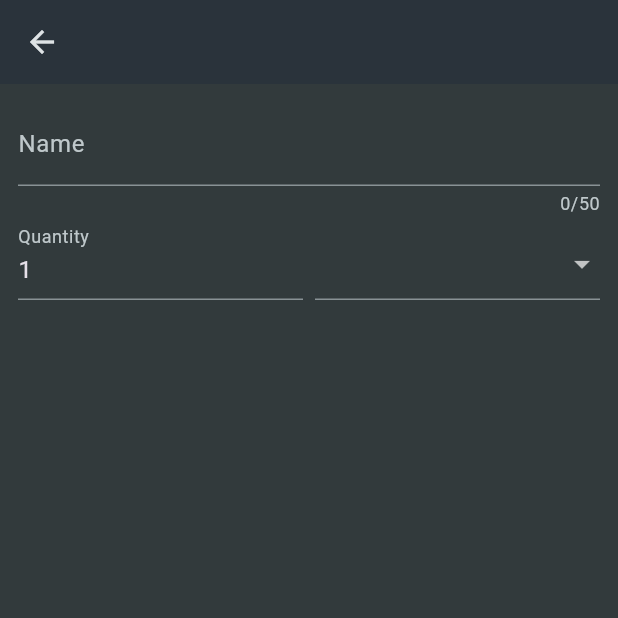
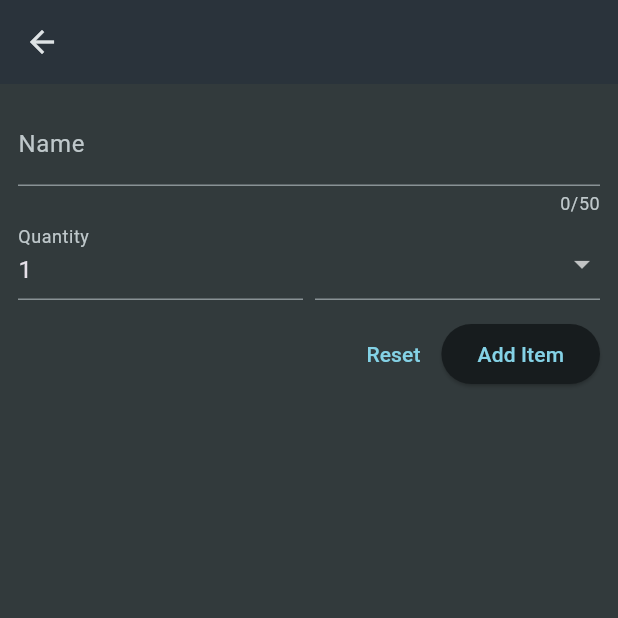
Before and after one commit to evanz1215/flutter_shopping_list, a Flutter app: the NewItem screen opened directly, on a phone screen of 412 x 824 dp, the top half of it. Run offline on Flutter 3.47's test engine with Material 3 defaults, Android fonts, the phone set to English and light mode, and no system bars.

Commit message:
表單加上驗證規則

```diff
--- a/lib/widgets/new_item.dart
+++ b/lib/widgets/new_item.dart
@@ -26,8 +26,11 @@ class _NewItemState extends State<NewItem> {
                   label: Text('Name'),
                 ),
                 validator: (value) {
-                  //驗證
-                  return "Demo...";
+                  // 表單驗證
+                  if (value == null || value.isEmpty || value.trim().length <= 1 || value.trim().length > 50) {
+                    return 'Must be between 1 and 50 characters.';
+                  }
+                  return null;
                 },
               ), // instead of TextField()
               Row(
@@ -39,6 +42,13 @@ class _NewItemState extends State<NewItem> {
                         label: Text('Quantity'),
                       ),
                       initialValue: "1",
+                      validator: (value) {
+                        // 表單驗證
+                        if (value == null || value.isEmpty || int.tryParse(value) == null || int.tryParse(value)! < 50) {
+                          return 'Must be a valid, positive number.';
+                        }
+                        return null;
+                      },
                     ),
                   ),
                   const SizedBox(width: 8),
@@ -63,6 +73,20 @@ class _NewItemState extends State<NewItem> {
                     ], onChanged: (value) {}),
                   )
                 ],
+              ),
+              const SizedBox(height: 12),
+              Row(
+                mainAxisAlignment: MainAxisAlignment.end,
+                children: [
+                  TextButton(
+                    onPressed: () {},
+                    child: const Text('Reset'),
+                  ),
+                  ElevatedButton(
+                    onPressed: () {},
+                    child: const Text('Add Item'),
+                  )
+                ],
               )
             ],
           ),
```
